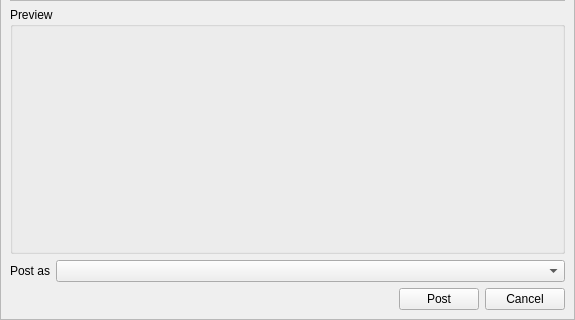
This is retroshare-gui/src/gui/Posted/PostedCreatePostDialog.ui in RetroShare/RetroShare as Qt 5 draws it before an edit; both pictures show x 0 to 575 and y 198 to 518 of the 575 by 518 pixel window. The edited form follows.
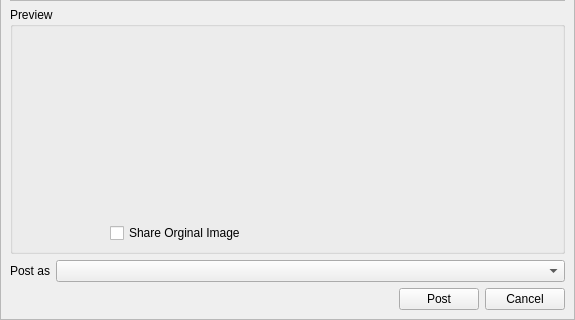
This is the edited form. The open tabs and pages were chosen to show the change. Icons and pictures are not drawn. Custom widgets are drawn as their Qt base class.

Commit message:
Added to store last used page for post creation
Added to store last used page for post creation

```diff
--- a/retroshare-gui/src/gui/Posted/PostedCreatePostDialog.ui
+++ b/retroshare-gui/src/gui/Posted/PostedCreatePostDialog.ui
@@ -246,36 +246,7 @@
                  <property name="verticalSpacing">
                   <number>2</number>
                  </property>
-                 <item row="0" column="0" colspan="2">
-                  <widget class="QLabel" name="imageLabel">
-                   <property name="maximumSize">
-                    <size>
-                     <width>800</width>
-                     <height>200</height>
-                    </size>
-                   </property>
-                   <property name="text">
-                    <string/>
-                   </property>
-                   <property name="scaledContents">
-                    <bool>true</bool>
-                   </property>
-                  </widget>
-                 </item>
-                 <item row="1" column="0">
-                  <spacer name="horizontalSpacer_5">
-                   <property name="orientation">
-                    <enum>Qt::Horizontal</enum>
-                   </property>
-                   <property name="sizeHint" stdset="0">
-                    <size>
-                     <width>188</width>
-                     <height>17</height>
-                    </size>
-                   </property>
-                  </spacer>
-                 </item>
-                 <item row="1" column="1">
+                 <item row="1" column="2">
                   <widget class="QToolButton" name="removeButton">
                    <property name="toolTip">
                     <string>Remove image</string>
@@ -295,6 +266,42 @@
                    </property>
                   </widget>
                  </item>
+                 <item row="1" column="1">
+                  <spacer name="horizontalSpacer_5">
+                   <property name="orientation">
+                    <enum>Qt::Horizontal</enum>
+                   </property>
+                   <property name="sizeHint" stdset="0">
+                    <size>
+                     <width>188</width>
+                     <height>17</height>
+                    </size>
+                   </property>
+                  </spacer>
+                 </item>
+                 <item row="1" column="0">
+                  <widget class="QCheckBox" name="shareimagecheckBox">
+                   <property name="text">
+                    <string>Share Orginal Image</string>
+                   </property>
+                  </widget>
+                 </item>
+                 <item row="0" column="0" colspan="3">
+                  <widget class="QLabel" name="imageLabel">
+                   <property name="maximumSize">
+                    <size>
+                     <width>800</width>
+                     <height>200</height>
+                    </size>
+                   </property>
+                   <property name="text">
+                    <string/>
+                   </property>
+                   <property name="scaledContents">
+                    <bool>true</bool>
+                   </property>
+                  </widget>
+                 </item>
                 </layout>
                </widget>
               </widget>
```
Left out of the diff: 18 changed lines with no effect on the pictures. The commit also changes 2 other files.
